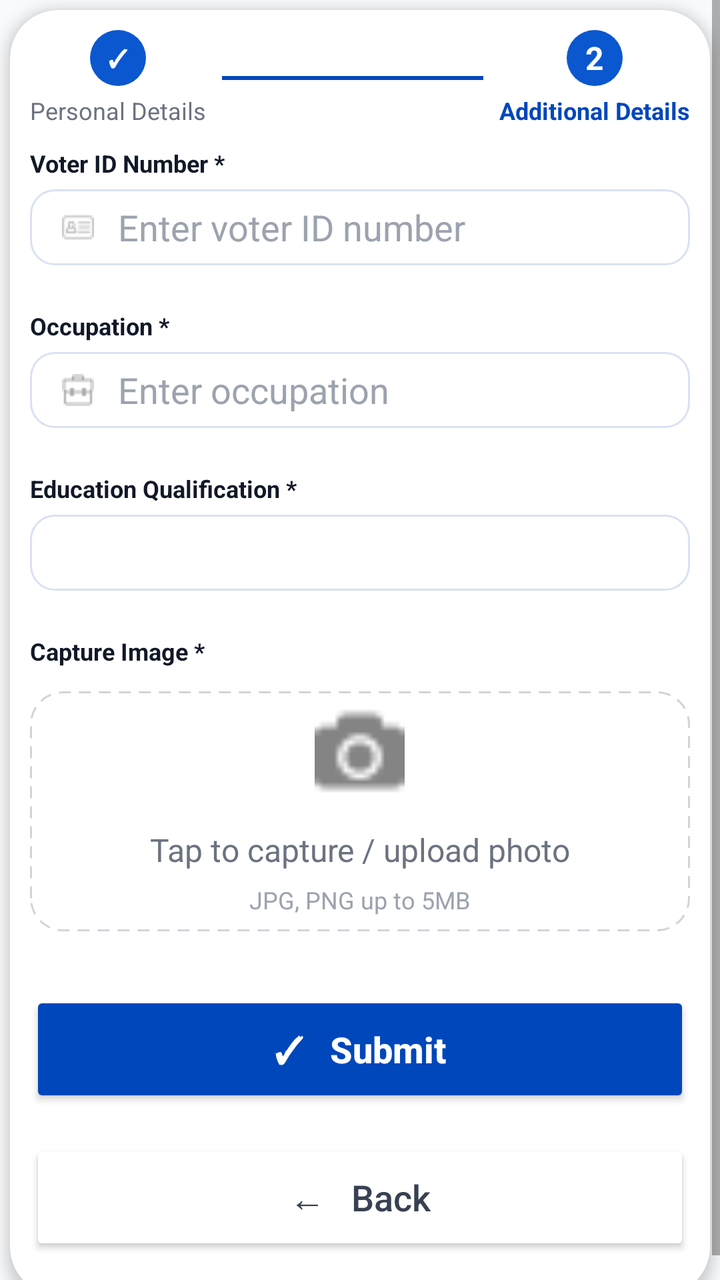
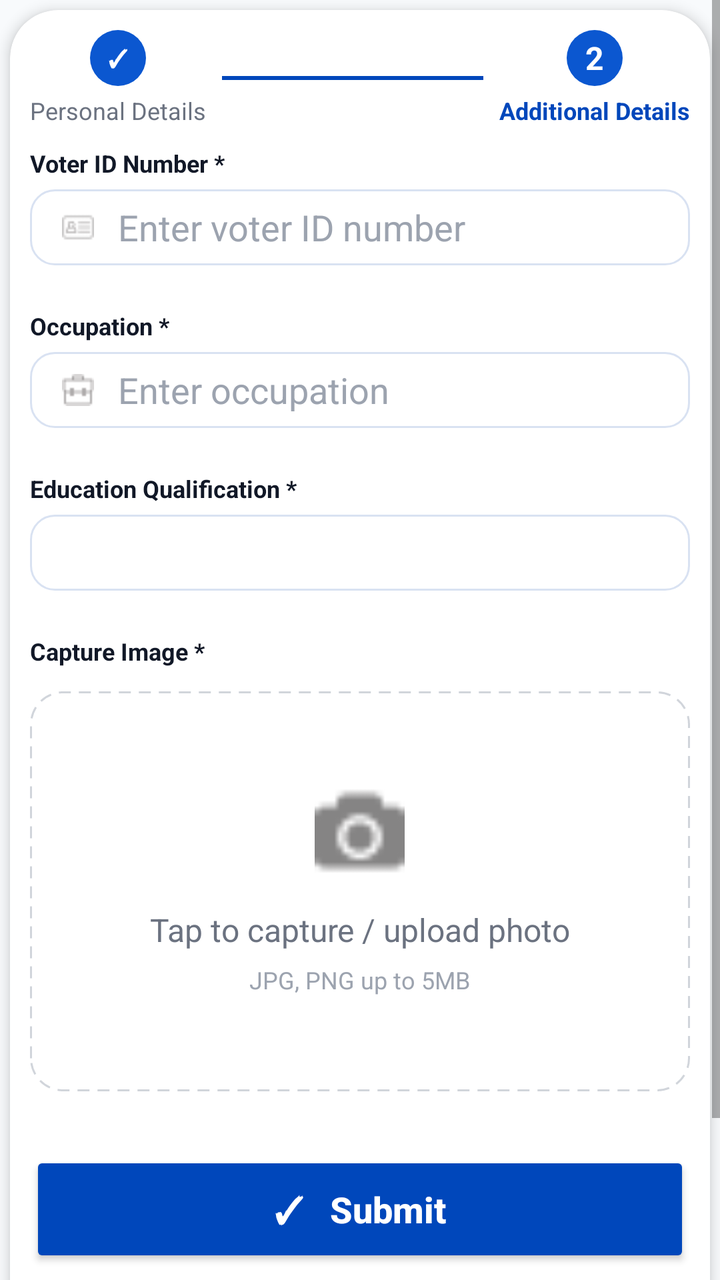

Two renders of the same Android screen: before a commit and after it. Below are the layout's source before the change and the commit's diff.
<!-- AndroidManifest.xml: application theme Theme.Boothify -->
<!-- res/layout/fragment_second_step_.xml -->
<?xml version="1.0" encoding="utf-8"?>
<ScrollView xmlns:android="http://schemas.android.com/apk/res/android"
    xmlns:tools="http://schemas.android.com/tools"
    android:layout_width="match_parent"
    android:layout_height="match_parent"
    xmlns:app="http://schemas.android.com/apk/res-auto"
    android:background="#F8FAFC"
    android:fillViewport="true"
    >

    <LinearLayout
        android:layout_width="match_parent"
        android:layout_height="wrap_content"
        android:orientation="vertical">

        
        <androidx.cardview.widget.CardView
            android:layout_width="match_parent"
            android:layout_height="wrap_content"
            android:layout_margin="5dp"
            app:cardBackgroundColor="#FFFFFF"
            app:cardCornerRadius="24dp"
            app:cardElevation="4dp">

            <LinearLayout
                android:layout_width="match_parent"
                android:layout_height="wrap_content"
                android:orientation="vertical"
                android:padding="10dp">

                
                <LinearLayout
                    android:layout_width="match_parent"
                    android:layout_height="wrap_content"
                    android:gravity="center_vertical"
                    android:orientation="horizontal">

                    
                    <LinearLayout
                        android:layout_width="wrap_content"
                        android:layout_height="wrap_content"
                        android:gravity="center"
                        android:orientation="vertical">

                        <TextView
                            android:layout_width="28dp"
                            android:layout_height="28dp"
                            android:background="@drawable/icon_blue_bg"
                            android:gravity="center"
                            android:text="✓"
                            android:textColor="#FFFFFF"
                            android:textSize="12sp"
                            android:textStyle="bold"/>

                        <TextView
                            android:layout_width="wrap_content"
                            android:layout_height="wrap_content"
                            android:layout_marginTop="4dp"
                            android:text="Personal Details"
                            android:textColor="#6B7280"
                            android:textSize="12sp"/>
                    </LinearLayout>

                    
                    <View
                        android:layout_width="0dp"
                        android:layout_height="2dp"
                        android:layout_weight="1"
                        android:layout_marginStart="8dp"
                        android:layout_marginEnd="8dp"
                        android:background="#0047BB"/>

                    
                    <LinearLayout
                        android:layout_width="wrap_content"
                        android:layout_height="wrap_content"
                        android:gravity="center"
                        android:orientation="vertical">

                        <TextView
                            android:layout_width="28dp"
                            android:layout_height="28dp"
                            android:background="@drawable/icon_blue_bg"
                            android:gravity="center"
                            android:text="2"
                            android:textColor="#FFFFFF"
                            android:textSize="16sp"
                            android:textStyle="bold"/>

                        <TextView
                            android:layout_width="wrap_content"
                            android:layout_height="wrap_content"
                            android:layout_marginTop="4dp"
                            android:text="Additional Details"
                            android:textColor="#0047BB"
                            android:textSize="12sp"
                            android:textStyle="bold"/>
                    </LinearLayout>

                </LinearLayout>

                
                <TextView
                    android:layout_width="wrap_content"
                    android:layout_height="wrap_content"
                    android:layout_marginTop="10dp"
                    android:text="Voter ID Number *"
                    android:textColor="#111827"
                    android:textSize="12sp"
                    android:textStyle="bold"/>

                <EditText
                    android:id="@+id/etVoter"
                    android:layout_width="match_parent"
                    android:layout_height="38dp"
                    android:layout_marginTop="5dp"
                    android:background="@drawable/edit_bg"
                    android:drawableStart="@drawable/ic_id"
                    android:drawablePadding="12dp"
                    android:gravity="center_vertical"
                    android:hint="Enter voter ID number"
                    android:paddingStart="16dp"
                    android:textColor="#111827"
                    android:textColorHint="#9CA3AF"/>

                
                <TextView
                    android:layout_width="wrap_content"
                    android:layout_height="wrap_content"
                    android:layout_marginTop="22dp"
                    android:text="Occupation *"
                    android:textColor="#111827"
                    android:textSize="12sp"
                    android:textStyle="bold"/>

                <EditText
                    android:id="@+id/etOccupation"
                    android:layout_width="match_parent"
                    android:layout_height="38dp"
                    android:layout_marginTop="5dp"
                    android:background="@drawable/edit_bg"
                    android:drawableStart="@drawable/occupation"
                    android:drawablePadding="12dp"
                    android:gravity="center_vertical"
                    android:hint="Enter occupation"
                    android:paddingStart="16dp"
                    android:textColor="#111827"
                    android:textColorHint="#9CA3AF"/>

                
                <TextView
                    android:layout_width="wrap_content"
                    android:layout_height="wrap_content"
                    android:layout_marginTop="22dp"
                    android:text="Education Qualification *"
                    android:textColor="#111827"
                    android:textSize="12sp"
                    android:textStyle="bold"/>

                <Spinner
                    android:id="@+id/spEducation"
                    android:layout_width="match_parent"
                    android:layout_height="38dp"
                    android:layout_marginTop="5dp"
                    android:background="@drawable/edit_bg"/>

                
                <TextView
                    android:layout_width="wrap_content"
                    android:layout_height="wrap_content"
                    android:layout_marginTop="22dp"
                    android:text="Capture Image *"
                    android:textColor="#111827"
                    android:textSize="12sp"
                    android:textStyle="bold"/>

                <LinearLayout
                    android:id="@+id/layoutCapture"
                    android:layout_width="match_parent"
                    android:layout_height="120dp"
                    android:layout_marginTop="12dp"
                    android:background="@drawable/bg_capture"
                    android:gravity="center"
                    android:orientation="vertical">

                    <ImageView
                        android:layout_width="45dp"
                        android:layout_height="45dp"
                        android:src="@drawable/camera"/>

                    <TextView
                        android:layout_width="wrap_content"
                        android:layout_height="wrap_content"
                        android:layout_marginTop="16dp"
                        android:text="Tap to capture / upload photo"
                        android:textColor="#6B7280"
                        android:textSize="16sp"/>

                    <TextView
                        android:layout_width="wrap_content"
                        android:layout_height="wrap_content"
                        android:layout_marginTop="6dp"
                        android:text="JPG, PNG up to 5MB"
                        android:textColor="#9CA3AF"
                        android:textSize="12sp"/>

                </LinearLayout>

                
                <Button
                    android:id="@+id/btnSubmit"
                    android:layout_width="match_parent"
                    android:layout_height="58dp"
                    android:layout_marginTop="30dp"
                    android:backgroundTint="#0047BB"
                    android:text="✓   Submit"
                    android:textAllCaps="false"
                    android:textColor="#FFFFFF"
                    android:textSize="18sp"
                    android:textStyle="bold"/>

                
                <Button
                    android:id="@+id/btnBack"
                    android:layout_width="match_parent"
                    android:layout_height="58dp"
                    android:layout_marginTop="16dp"
                    android:layout_marginBottom="10dp"
                    android:backgroundTint="#FFFFFF"
                    android:text="←   Back"
                    android:textAllCaps="false"
                    android:textColor="#374151"
                    android:textSize="18sp"/>

            </LinearLayout>

        </androidx.cardview.widget.CardView>

    </LinearLayout>

</ScrollView>
<!-- resources referenced by this layout -->
<resources>
  <!-- drawable bg_capture (drawable) -->
  <?xml version="1.0" encoding="utf-8"?>
  <shape xmlns:android="http://schemas.android.com/apk/res/android">
      
      <solid android:color="#FFFFFF"/>
  
      
      <stroke
          android:width="1dp"
          android:color="#D1D5DB"
          android:dashWidth="6dp"
          android:dashGap="4dp"/>
  
      
      <corners android:radius="16dp"/>
  
  </shape>
  <!-- drawable camera: png bitmap (drawable, 488 bytes) -->
  <!-- drawable edit_bg (drawable) -->
  <?xml version="1.0" encoding="utf-8"?>
  <shape xmlns:android="http://schemas.android.com/apk/res/android">
      <solid android:color="#FFFFFF"/>
  
      <stroke
          android:width="1dp"
          android:color="#D9E2F2"/>
  
      <corners android:radius="12dp"/>
  
  
  </shape>
  <!-- drawable ic_id: png bitmap (drawable, 466 bytes) -->
  <!-- drawable icon_blue_bg (drawable) -->
  <?xml version="1.0" encoding="utf-8"?>
  <shape xmlns:android="http://schemas.android.com/apk/res/android">
      <solid android:color="#0B57D0"/>
      <corners android:radius="100dp"/>
  
  </shape>
  <!-- drawable occupation: png bitmap (drawable, 392 bytes) -->
  <style name="Theme.Boothify" parent="Base.Theme.Boothify" />
  <style name="Base.Theme.Boothify" parent="Theme.AppCompat.Light.NoActionBar">
          
          
      </style>
</resources>

<!-- the commit's change to res/layout/fragment_second_step_.xml (unified diff, before → after) -->
@@ -161,6 +161,7 @@
                     android:id="@+id/spEducation"
                     android:layout_width="match_parent"
                     android:layout_height="38dp"
+                    android:paddingStart="5dp"
                     android:layout_marginTop="5dp"
                     android:background="@drawable/edit_bg"/>
 
@@ -177,7 +178,7 @@
                 <LinearLayout
                     android:id="@+id/layoutCapture"
                     android:layout_width="match_parent"
-                    android:layout_height="120dp"
+                    android:layout_height="200dp"
                     android:layout_marginTop="12dp"
                     android:background="@drawable/bg_capture"
                     android:gravity="center"
